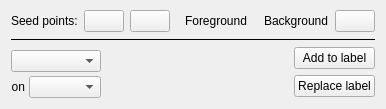
Before: the Qt Designer form gui/widgets/graphsegwidget.ui in gerbilvis/gerbil, drawn with Qt 5.
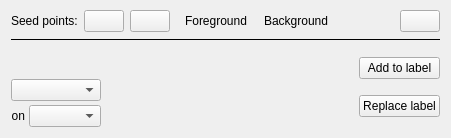
After: the same form once the commit is applied. Icons and pictures are not drawn. Custom widgets are drawn as their Qt base class.

Commit message: some cosmetics: icon sizes, button arrangement in labeldock

Patch:
```diff
--- a/gui/widgets/graphsegwidget.ui
+++ b/gui/widgets/graphsegwidget.ui
@@ -6,8 +6,8 @@
    <rect>
     <x>0</x>
     <y>0</y>
-    <width>263</width>
-    <height>109</height>
+    <width>451</width>
+    <height>138</height>
    </rect>
   </property>
   <layout class="QVBoxLayout" name="verticalLayout">
@@ -174,6 +174,12 @@
          <normaloff/>
         </iconset>
        </property>
+       <property name="iconSize">
+        <size>
+         <width>16</width>
+         <height>16</height>
+        </size>
+       </property>
       </widget>
      </item>
     </layout>
@@ -271,7 +277,15 @@
           <string>Add to label</string>
          </property>
          <property name="icon">
-          <iconset theme="edit-add"/>
+          <iconset theme="edit-add">
+           <normaloff/>
+          </iconset>
+         </property>
+         <property name="iconSize">
+          <size>
+           <width>16</width>
+           <height>16</height>
+          </size>
          </property>
         </widget>
        </item>
```
Left out of the diff: 20 changed lines with no effect on the pictures. The commit also changes 1 other file.
